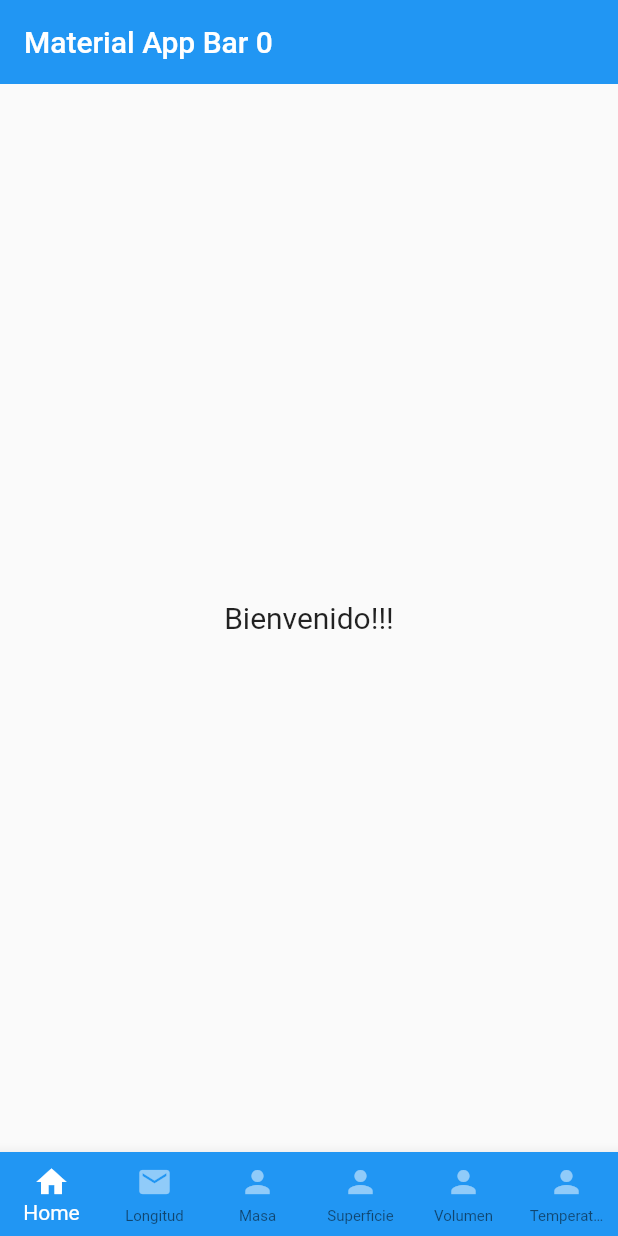
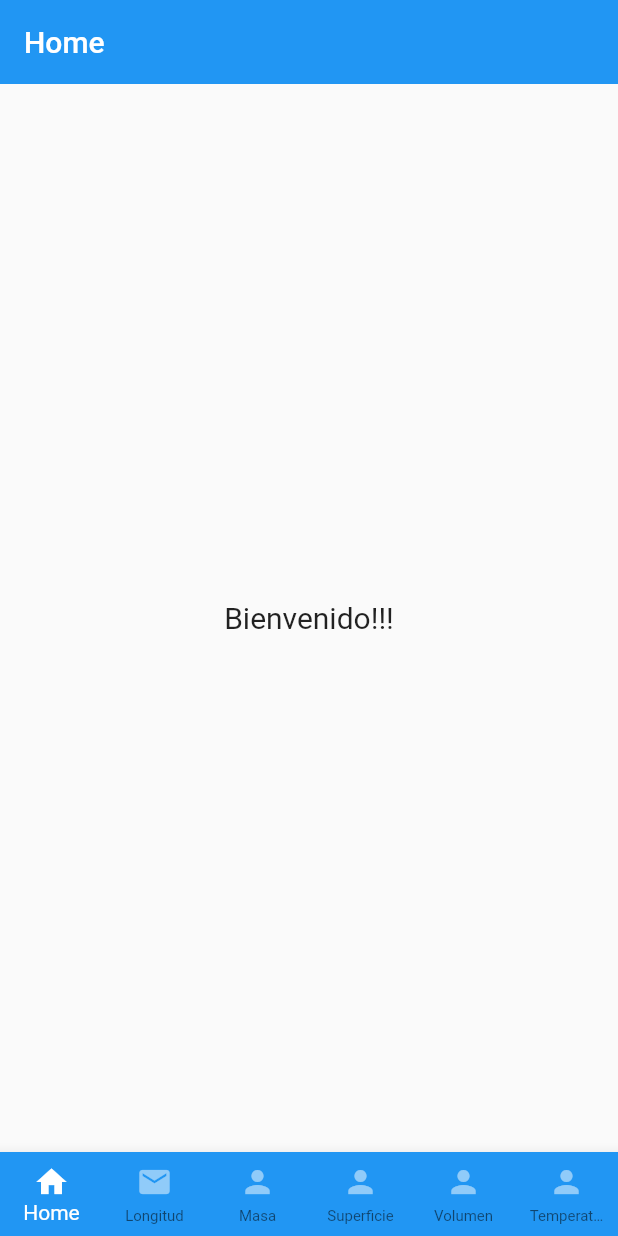
Before and after one commit to Chris-AM/imperial_to_metric_flutter, a Flutter app: the screen it shows after launch, on a phone screen of 412 x 824 dp. Run offline on Flutter 3.47's test engine with Material 2 defaults, Android fonts, the phone set to English and light mode, and no system bars.

Commit message:
changing app bar title dynamically

```diff
--- a/lib/screens/custom_scaffold.dart
+++ b/lib/screens/custom_scaffold.dart
@@ -24,7 +24,17 @@ class _CustomScaffoldState extends State<CustomScaffold> {
     return Scaffold(
       //* Appbar
       appBar: AppBar(
-        title: Text('Material App Bar $currentPage'),
+        title: currentPage == 0
+            ? const Text('Home')
+            : currentPage == 1
+                ? const Text('Longitud')
+                : currentPage == 2
+                    ? const Text('Masa')
+                    : currentPage == 3
+                        ? const Text('Superficie')
+                        : currentPage == 4
+                            ? const Text('Volumen')
+                            : const Text('Temperatura'),
         elevation: 0,
       ),
 
```
